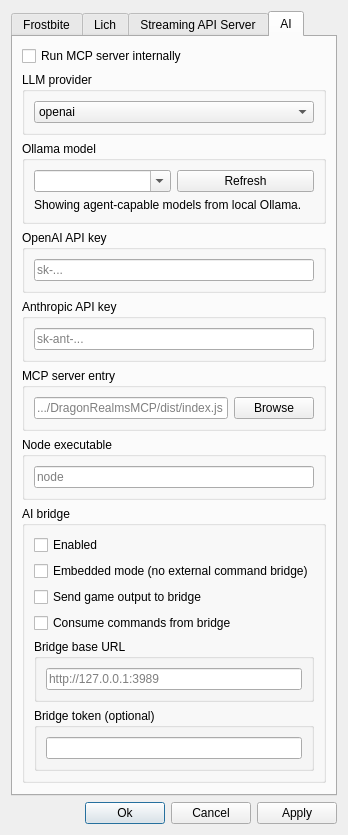
Qt form frostbite/gui/scriptsettingsdialog.ui (HunterDoesData/DragonRealmsMCP) before a commit.
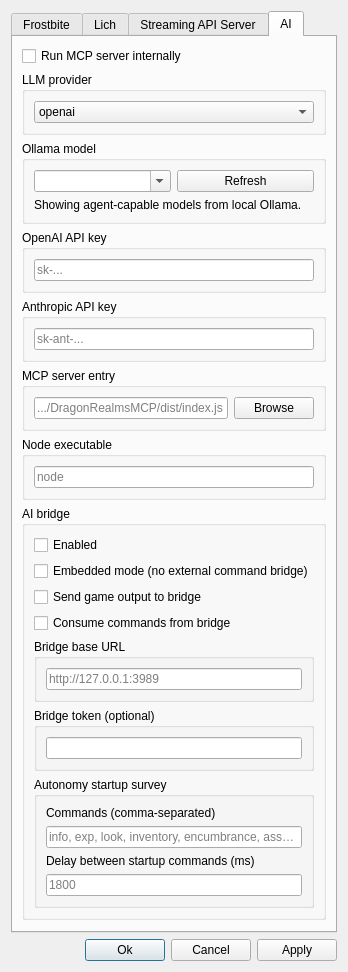
The same form after that commit. The open tabs and pages were chosen to show the change. Icons and pictures are not drawn.

Diff of the .ui file:
```diff
--- a/frostbite/gui/scriptsettingsdialog.ui
+++ b/frostbite/gui/scriptsettingsdialog.ui
@@ -573,6 +573,43 @@
              </layout>
             </widget>
            </item>
+          <item>
+           <widget class="QGroupBox" name="groupBox_18">
+            <property name="title">
+             <string>Autonomy startup survey</string>
+            </property>
+            <layout class="QVBoxLayout" name="verticalLayout_23">
+             <item>
+              <widget class="QLabel" name="autonomyStartupCommandsLabel">
+               <property name="text">
+                <string>Commands (comma-separated)</string>
+               </property>
+              </widget>
+             </item>
+             <item>
+              <widget class="QLineEdit" name="aiAutonomyStartupCommandsInput">
+               <property name="placeholderText">
+                <string>info, exp, look, inventory, encumbrance, assess</string>
+               </property>
+              </widget>
+             </item>
+             <item>
+              <widget class="QLabel" name="autonomyStartupDelayLabel">
+               <property name="text">
+                <string>Delay between startup commands (ms)</string>
+               </property>
+              </widget>
+             </item>
+             <item>
+              <widget class="QLineEdit" name="aiAutonomyStartupDelayInput">
+               <property name="placeholderText">
+                <string>1800</string>
+               </property>
+              </widget>
+             </item>
+            </layout>
+           </widget>
+          </item>
           </layout>
          </widget>
         </item>
```
